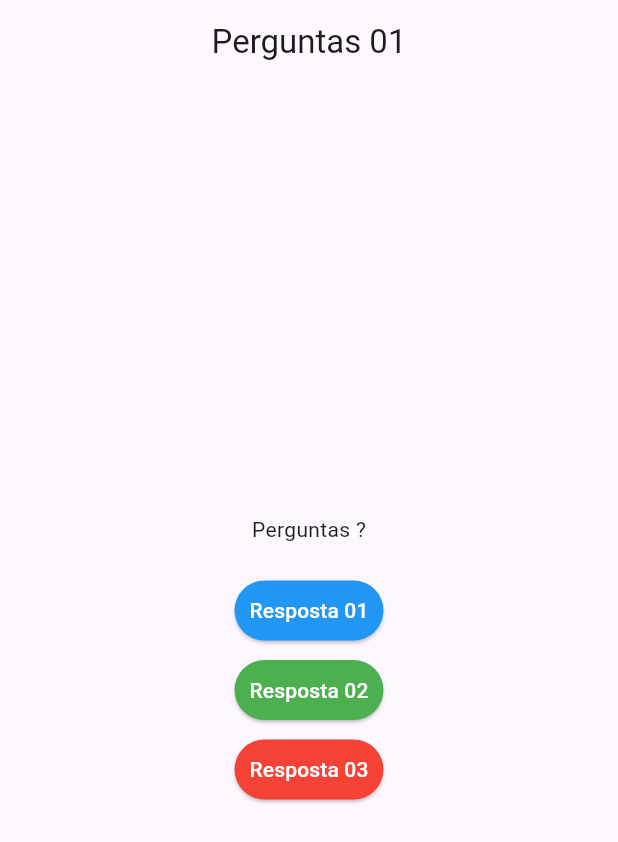
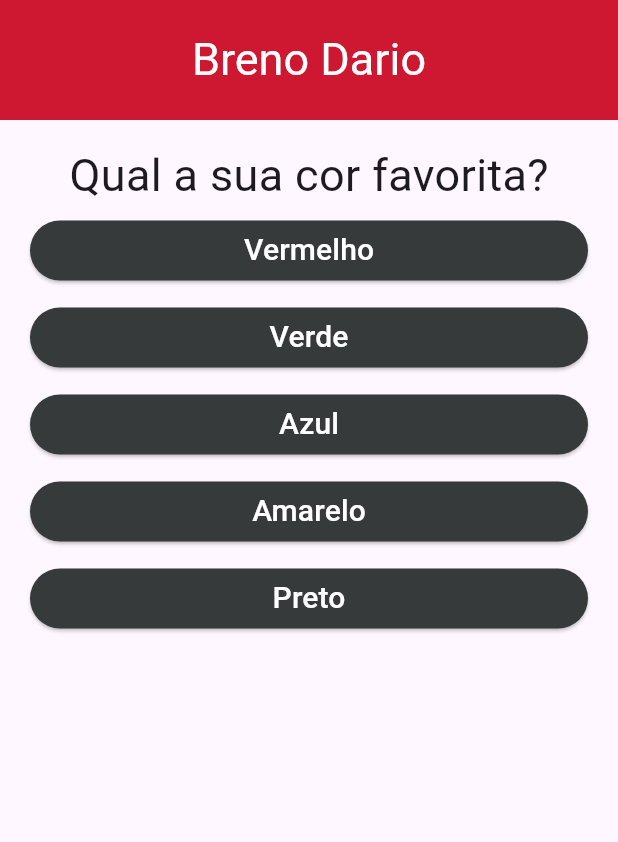
Before and after one commit to Breno-Dario/Projeto-de-tela-em-dart, a Flutter app: the screen it shows after launch, on a phone screen of 412 x 824 dp. Shown: the top 842 px of the screen. Run offline on Flutter 3.47's test engine with Material 3 defaults, Android fonts, the phone set to English and light mode, and no system bars.

Commit message:
Atualização 0.2.0

```diff
--- a/lib/botoes.dart
+++ b/lib/botoes.dart
@@ -1,10 +1,24 @@
 import 'package:flutter/material.dart';
+class Botoes extends StatelessWidget {
 
-class botoes extends StatefulWidget{
+  const Botoes({required this.txt, required this.resp, Key? key}) : super(key: key);
+
+  final void Function() resp;
+  final String txt;
+
   @override
-  State<StatefulWidget> createState() {
-    // TODO: implement createState
-    throw UnimplementedError();
+  Widget build(BuildContext context) {
+    return Container(
+      width: double.infinity,
+      margin: const EdgeInsets.all(5),
+      child: ElevatedButton(
+        onPressed: resp,
+        style: ElevatedButton.styleFrom(
+          backgroundColor: const Color.fromARGB(255, 54, 58, 59),
+          foregroundColor: Colors.white,
+        ),
+        child: Text(txt, style: TextStyle(fontSize: 20)),
+      ),
+    );
   }
-
 }
--- a/lib/main.dart
+++ b/lib/main.dart
@@ -1,5 +1,5 @@
-import 'package:flutter/cupertino.dart';
 import 'package:flutter/material.dart';
+import './botoes.dart';
 
 void main() {
   runApp(const PerguntasApp());
@@ -8,13 +8,9 @@ void main() {
 class PerguntasApp extends StatelessWidget {
   const PerguntasApp({super.key});
 
-
   @override
   Widget build(BuildContext context) {
-    return const MaterialApp(
-      debugShowCheckedModeBanner: false,
-      home: Home(),
-    );
+    return MaterialApp(home: Home());
   }
 }
 
@@ -22,52 +18,55 @@ class Home extends StatefulWidget {
   const Home({super.key});
 
   @override
-  State<Home> createState() => _HomeState();
+  HomeState createState() => HomeState();
 }
 
-class _HomeState extends State<Home> {
+class HomeState extends State<Home> {
+  final perguntas = [
+    {
+      'pergunta': 'Qual a sua cor favorita?',
+      'respostas': ['Vermelho', 'Verde', 'Azul', 'Amarelo', 'Preto'],
+    },
+    {
+      'pergunta': 'Qual o seu animal favorito?',
+      'respostas': ['Cachorro', 'Gato', 'Coelho', 'Porco', 'Ornitorrinco'],
+    },
+    {
+      'pergunta': 'Qual é o seu time?',
+      'respostas': ['Flamengo', 'Palmeiras', 'São Paulo', 'Santos', 'Corinthians'],
+    },
+  ];
+
+  var indicePergunta = 0;
+
+  void responder() {
+    setState(() {
+      indicePergunta =
+          (indicePergunta + 1) % perguntas.length; // troca automaticamente
+    });
+  }
+
   @override
   Widget build(BuildContext context) {
     return Scaffold(
       appBar: AppBar(
-          title: const Text("Perguntas 01"),
+        title: const Text('Breno Dario', style: TextStyle(fontSize: 30), selectionColor: Colors.white,),
         centerTitle: true,
+        backgroundColor: const Color.fromARGB(255, 206, 24, 49),
+        foregroundColor: Colors.white,
+        toolbarHeight: 80,
       ),
-        body: Center(
+      body: Padding(
+        padding: const EdgeInsets.all(15),
         child: Column(
-            mainAxisAlignment: MainAxisAlignment.center,
           children: [
-              const Text("Perguntas ?"),
-              const SizedBox(height: 20),
-              ElevatedButton(
-                style: ElevatedButton.styleFrom(
-                  padding: const EdgeInsets.all(10),
-                  backgroundColor: Colors.blue,
-                  foregroundColor: Colors.white,
+            Text(
+              perguntas[indicePergunta]['pergunta'].toString(),
+              style: const TextStyle(fontSize: 30),
             ),
-                onPressed: () {},
-                child: const Text("Resposta 01"),
-              ),
-              const SizedBox(height: 5),
-              ElevatedButton(
-                style: ElevatedButton.styleFrom(
-                  padding: const EdgeInsets.all(10),
-                  backgroundColor: Colors.green,
-                  foregroundColor: Colors.white,
-                ),
-                onPressed: () {},
-                child: const Text("Resposta 02"),
-              ),
-              const SizedBox(height: 5),
-               ElevatedButton(
-                style: ElevatedButton.styleFrom(
-                  padding: const EdgeInsets.all(10),
-                  backgroundColor: Colors.red,
-                  foregroundColor: Colors.white,
-                ),
-                onPressed: () {},
-                child: const Text("Resposta 03"),
-              ),
+           ...((perguntas[indicePergunta]['respostas'] as List<String>)
+           .map((textBotao) => Botoes(resp: responder, txt: textBotao))
+           .toList()),
           ],
         ),
       ),
```
Lines whose indentation alone changed are shown as unchanged.
